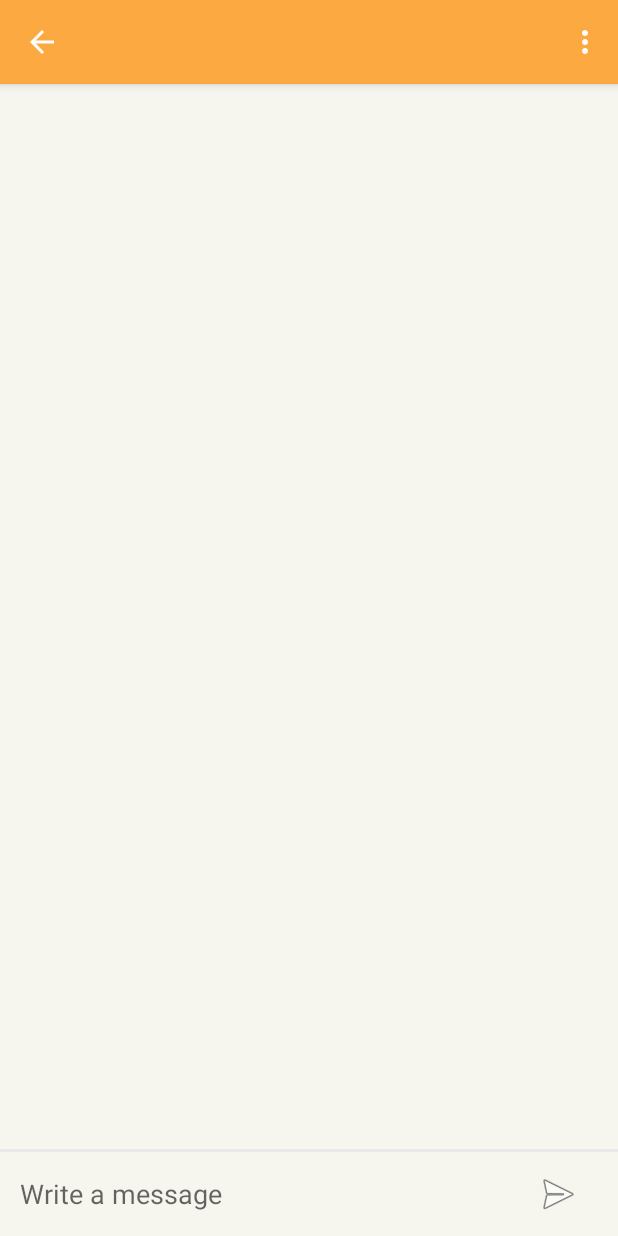
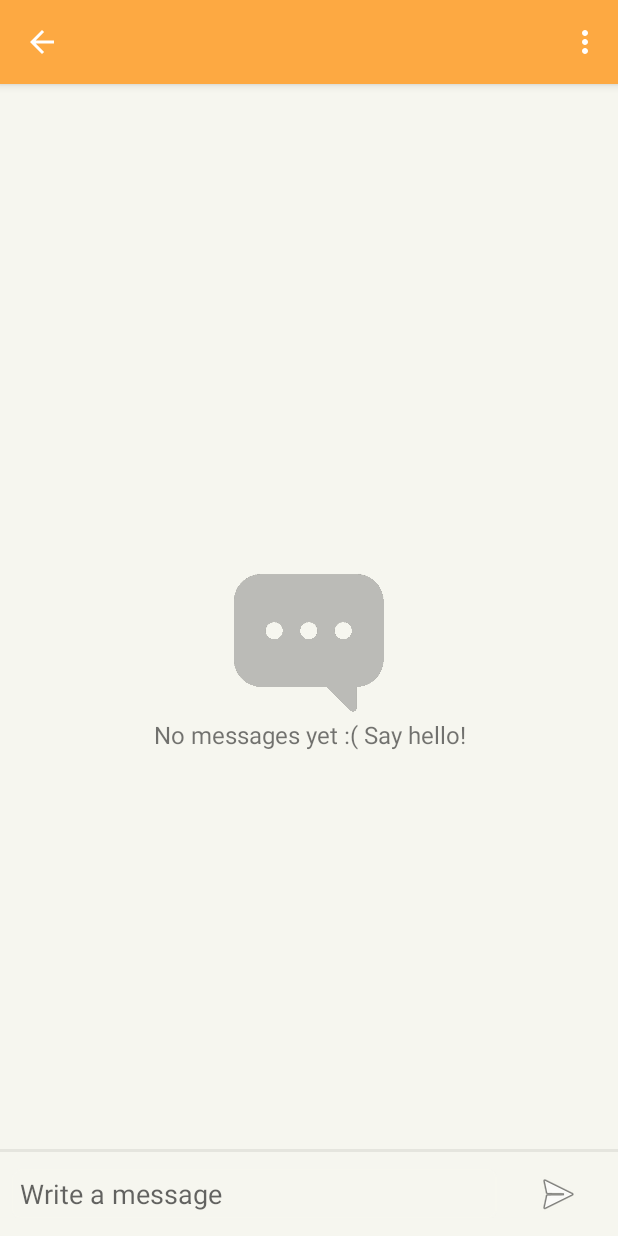
Before and after one commit to jianbai/Going-Android, an Android app: the FriendChatFragment screen opened directly, with no data from a screen before it, on a phone screen of 412 x 824 dp. Run offline under Robolectric (Android 15) with nearby library versions, the phone set to English and light mode, and no system bars; libraries missing offline, so code that uses them is left out: com.firebase.client; 5 statements that could not run were skipped.

Commit message:
migrated to new harddrive, fixed keyboard persist issue, added empty screens for friend chats and group chats

```diff
--- a/app/src/main/java/io/spw/hello/LoginActivity.java
+++ b/app/src/main/java/io/spw/hello/LoginActivity.java
@@ -33,7 +33,8 @@ import java.util.List;
 /**
  * Created by scottwang on 12/26/14.
  * ga0RGNYHvNM5d0SLGQfpQWAPGJ8=
- * n+xcAaOIG1e1XpxStAc4PkDDnXM
+ * n+xcAaOIG1e1XpxStAc4PkDDnXM=
+ * b9NiCI/tkmusUAAs4aW1LCFk9Uw=
  */
 
 public class LoginActivity extends Activity {
--- a/app/src/main/res/layout/fragment_friend_chat.xml
+++ b/app/src/main/res/layout/fragment_friend_chat.xml
@@ -13,6 +13,26 @@
         android:background="@color/hello_white"
         android:divider="@null"
         android:dividerHeight="0dp" />
+
+    <LinearLayout
+        android:layout_width="match_parent"
+        android:layout_height="match_parent"
+        android:id="@android:id/empty"
+        android:gravity="center"
+        android:orientation="vertical"
+        android:background="@color/hello_white"
+        android:padding="@dimen/chat_padding" >
+        <ImageView
+            android:layout_width="wrap_content"
+            android:layout_height="wrap_content"
+            android:src="@drawable/ic_empty_chat" />
+        <TextView
+            android:layout_width="wrap_content"
+            android:layout_height="wrap_content"
+            android:text="@string/label_empty_friend_chat"
+            android:gravity="center"
+            android:textSize="@dimen/abc_text_size_menu_material" />
+    </LinearLayout>
 
     <View
         android:id="@+id/friend_chat_divider"
--- a/app/src/main/res/values/strings.xml
+++ b/app/src/main/res/values/strings.xml
@@ -85,6 +85,8 @@
     <string name="dispatch_tag">Meet people who want to meet people</string>
     <string name="this_weekend_ready">Free this weekend?</string>
     <string name="login_bullet">Meet 3 people this weekend</string>
+    <string name="label_empty_group_chat">Remember: this chat will close on Monday, so make plans to meet this weekend. Say hello, and have fun!</string>
+    <string name="label_empty_friend_chat">No messages yet :( Say hello!</string>
 
     <string-array name="gender_array">
         <item>Female</item>
```
Also changed, not shown: app/src/main/java/io/spw/hello/MainActivity.java (+21 -18 lines), app/src/main/res/layout/fragment_group_chat.xml (+20 -0 lines), 605 other files.
